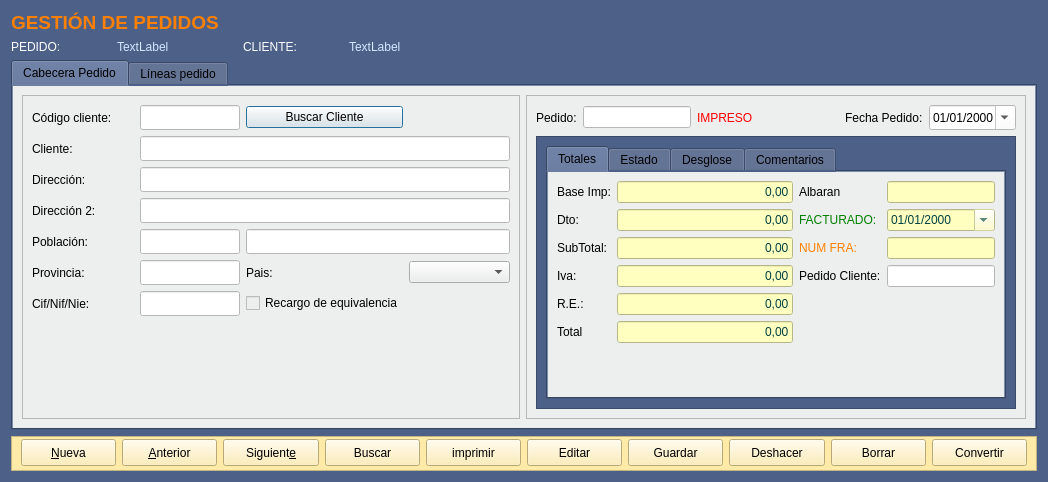
The window that Zona_Ventas/frmpedidos.ui (arcnexus/RedFoX) describes before a commit, drawn with Qt 5.
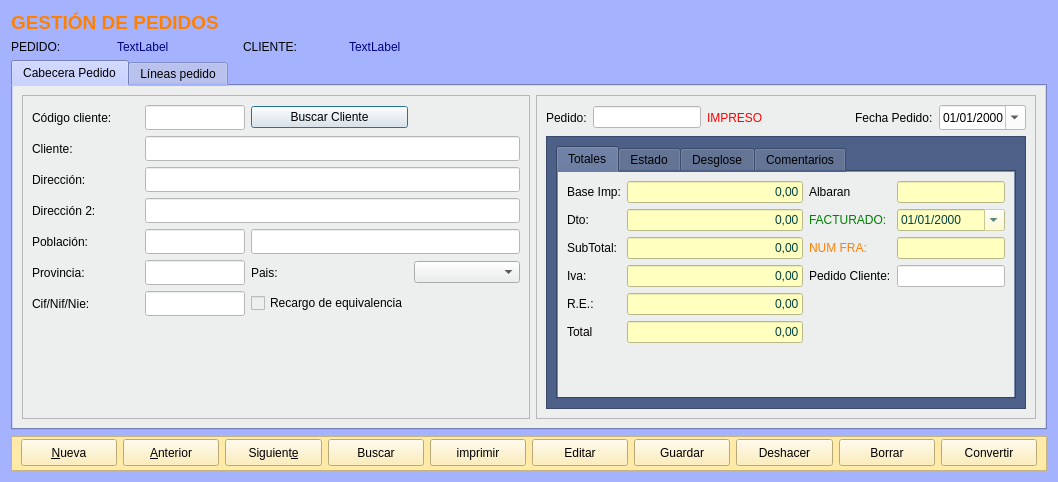
The same window after the commit. Icons and pictures are not drawn.

```diff
--- a/Zona_Ventas/frmpedidos.ui
+++ b/Zona_Ventas/frmpedidos.ui
@@ -6,7 +6,7 @@
    <rect>
     <x>0</x>
     <y>0</y>
-    <width>1048</width>
+    <width>1058</width>
     <height>482</height>
    </rect>
   </property>
@@ -18,7 +18,7 @@
     <normaloff>:/Icons/PNG/Maya.png</normaloff>:/Icons/PNG/Maya.png</iconset>
   </property>
   <property name="styleSheet">
-   <string notr="true">background-color:#4c6088</string>
+   <string notr="true">background-color: rgb(165, 179, 255);</string>
   </property>
   <layout class="QGridLayout" name="gridLayout_11">
    <item row="0" column="0" colspan="3">
@@ -37,7 +37,8 @@
       </size>
      </property>
      <property name="styleSheet">
-      <string notr="true">color: rgb(255, 255, 255);</string>
+      <string notr="true">
+color: rgb(0, 0, 0);</string>
      </property>
      <property name="text">
       <string>PEDIDO:</string>
@@ -53,7 +54,7 @@
       </size>
      </property>
      <property name="styleSheet">
-      <string notr="true">color: rgb(208, 233, 255)</string>
+      <string notr="true">color: rgb(0, 0, 127);</string>
      </property>
      <property name="text">
       <string>TextLabel</string>
@@ -69,7 +70,8 @@
       </size>
      </property>
      <property name="styleSheet">
-      <string notr="true">color: rgb(255, 255, 255);</string>
+      <string notr="true">
+color: rgb(0, 0, 0);</string>
      </property>
      <property name="text">
       <string>CLIENTE:</string>
@@ -79,7 +81,7 @@
    <item row="1" column="3">
     <widget class="QLabel" name="label_23">
      <property name="styleSheet">
-      <string notr="true">color: rgb(208, 233, 255)</string>
+      <string notr="true">color: rgb(0, 0, 127);</string>
      </property>
      <property name="text">
       <string>TextLabel</string>
```
Left out of the diff: 26 changed lines with no effect on the pictures.
